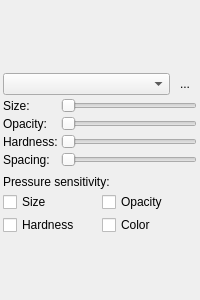
Before: the Qt Designer form src/client/ui/brushsettings.ui in drawpile/Drawpile, drawn with Qt 5.
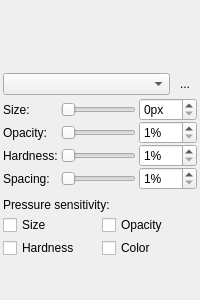
After: the same form once the commit is applied. Icons and pictures are not drawn. Custom widgets are drawn as their Qt base class.

The edit to the form file:
```diff
--- a/src/client/ui/brushsettings.ui
+++ b/src/client/ui/brushsettings.ui
@@ -93,9 +93,12 @@
    </item>
    <item>
     <layout class="QGridLayout" name="gridLayout">
-     <property name="spacing">
+     <property name="horizontalSpacing">
       <number>3</number>
      </property>
+     <property name="verticalSpacing">
+      <number>0</number>
+     </property>
      <item row="0" column="0">
       <widget class="QLabel" name="label">
        <property name="text">
@@ -173,6 +176,55 @@
        </property>
       </widget>
      </item>
+     <item row="0" column="2">
+      <widget class="QSpinBox" name="spinBox">
+       <property name="suffix">
+        <string>px</string>
+       </property>
+       <property name="maximum">
+        <number>64</number>
+       </property>
+      </widget>
+     </item>
+     <item row="1" column="2">
+      <widget class="QSpinBox" name="spinBox_2">
+       <property name="suffix">
+        <string>%</string>
+       </property>
+       <property name="minimum">
+        <number>1</number>
+       </property>
+       <property name="maximum">
+        <number>100</number>
+       </property>
+      </widget>
+     </item>
+     <item row="2" column="2">
+      <widget class="QSpinBox" name="spinBox_3">
+       <property name="suffix">
+        <string>%</string>
+       </property>
+       <property name="minimum">
+        <number>1</number>
+       </property>
+       <property name="maximum">
+        <number>100</number>
+       </property>
+      </widget>
+     </item>
+     <item row="3" column="2">
+      <widget class="QSpinBox" name="spinBox_4">
+       <property name="suffix">
+        <string>%</string>
+       </property>
+       <property name="minimum">
+        <number>1</number>
+       </property>
+       <property name="maximum">
+        <number>50</number>
+       </property>
+      </widget>
+     </item>
     </layout>
    </item>
    <item>
```
Left out of the diff: 182 changed lines with no effect on the pictures.
